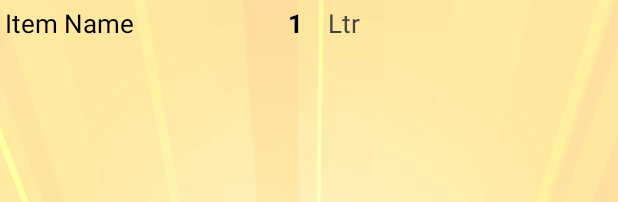
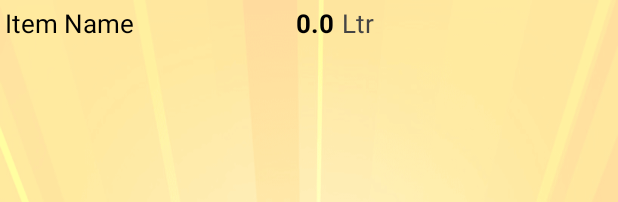
Before and after one commit to avinabaray/COVIDRation, an Android app: the layout display_item.xml on its own in the app's theme, with its tools: preview values and no code run, on a phone screen of 412 x 824 dp. Shown: the top 202 px of the screen. Run offline under Robolectric (Android 15) with nearby library versions, the phone set to English and light mode, and no system bars; Roboto replaces fonts that are not available here.

Commit message:
Item Qty Type Long -> Double

```diff
--- a/app/src/main/java/com/avinabaray/crm/Adapters/ItemDisplayAdapter.java
+++ b/app/src/main/java/com/avinabaray/crm/Adapters/ItemDisplayAdapter.java
@@ -18,12 +18,12 @@ public class ItemDisplayAdapter extends RecyclerView.Adapter<ItemDisplayAdapter.
     Activity mActivity;
     ArrayList<String> itemNames = new ArrayList<>();
     ArrayList<String> itemUnits = new ArrayList<>();
-    ArrayList<Long> itemQtys = new ArrayList<>();
+    ArrayList<Double> itemQtys = new ArrayList<Double>();
 
     public ItemDisplayAdapter(Activity mActivity,
                               ArrayList<String> itemNames,
                               ArrayList<String> itemUnits,
-                              ArrayList<Long> itemQtys) {
+                              ArrayList<Double> itemQtys) {
         this.mActivity = mActivity;
         this.itemNames = itemNames;
         this.itemUnits = itemUnits;
--- a/app/src/main/java/com/avinabaray/crm/Models/RationRequestModel.java
+++ b/app/src/main/java/com/avinabaray/crm/Models/RationRequestModel.java
@@ -23,7 +23,7 @@ public class RationRequestModel {
     private String userRole;
     private ArrayList<String> itemNames = new ArrayList<>();
     private ArrayList<String> itemUnits = new ArrayList<>();
-    private ArrayList<Long> itemQtys = new ArrayList<>();
+    private ArrayList<Double> itemQtys = new ArrayList<Double>();
     private Long pinCode;
     private Timestamp requestTime;
     private Timestamp responseTime;
@@ -90,11 +90,11 @@ public class RationRequestModel {
         this.itemUnits = itemUnits;
     }
 
-    public ArrayList<Long> getItemQtys() {
+    public ArrayList<Double> getItemQtys() {
         return itemQtys;
     }
 
-    public void setItemQtys(ArrayList<Long> itemQtys) {
+    public void setItemQtys(ArrayList<Double> itemQtys) {
         this.itemQtys = itemQtys;
     }
 
--- a/app/src/main/res/layout/add_ration_adapter_item.xml
+++ b/app/src/main/res/layout/add_ration_adapter_item.xml
@@ -21,9 +21,10 @@
         android:layout_width="0dp"
         android:layout_height="wrap_content"
         android:layout_weight="5"
-        android:inputType="number"
-        android:maxLength="3"
+        android:inputType="numberDecimal"
+        android:maxLength="6"
         android:text=""
+        android:hint="0.0"
         />
 
     <TextView
--- a/app/src/main/res/layout/display_item.xml
+++ b/app/src/main/res/layout/display_item.xml
@@ -1,7 +1,7 @@
 <?xml version="1.0" encoding="utf-8"?>
 <LinearLayout
     xmlns:android="http://schemas.android.com/apk/res/android"
-    android:layout_width="250dp"
+    android:layout_width="260dp"
     android:layout_height="wrap_content"
     android:layout_margin="3dp"
     android:gravity="center"
@@ -11,7 +11,7 @@
         android:id="@+id/itemName"
         android:layout_width="0dp"
         android:layout_height="wrap_content"
-        android:layout_weight="20"
+        android:layout_weight="19"
         android:textSize="@dimen/item_text_size"
         android:textColor="@color/black"
         android:text="Item Name"
@@ -21,14 +21,15 @@
         android:id="@+id/itemQty"
         android:layout_width="0dp"
         android:layout_height="wrap_content"
-        android:layout_weight="5"
-        android:gravity="center"
+        android:layout_weight="6"
+        android:layout_marginRight="5dp"
+        android:gravity="end"
         android:textSize="@dimen/item_text_size"
         android:textColor="@color/black"
         android:textStyle="bold"
-        android:inputType="number"
-        android:maxLength="3"
-        android:text="1"
+        android:inputType="number|numberDecimal"
+        android:maxLength="6"
+        android:text="0.0"
         />
 
     <TextView
```
Also changed, not shown: app/src/main/java/com/avinabaray/crm/Adapters/AddRationItemsAdapter.java (+4 -4 lines), app/src/main/java/com/avinabaray/crm/Dialogs/AddRationDialog.java (+4 -4 lines).
